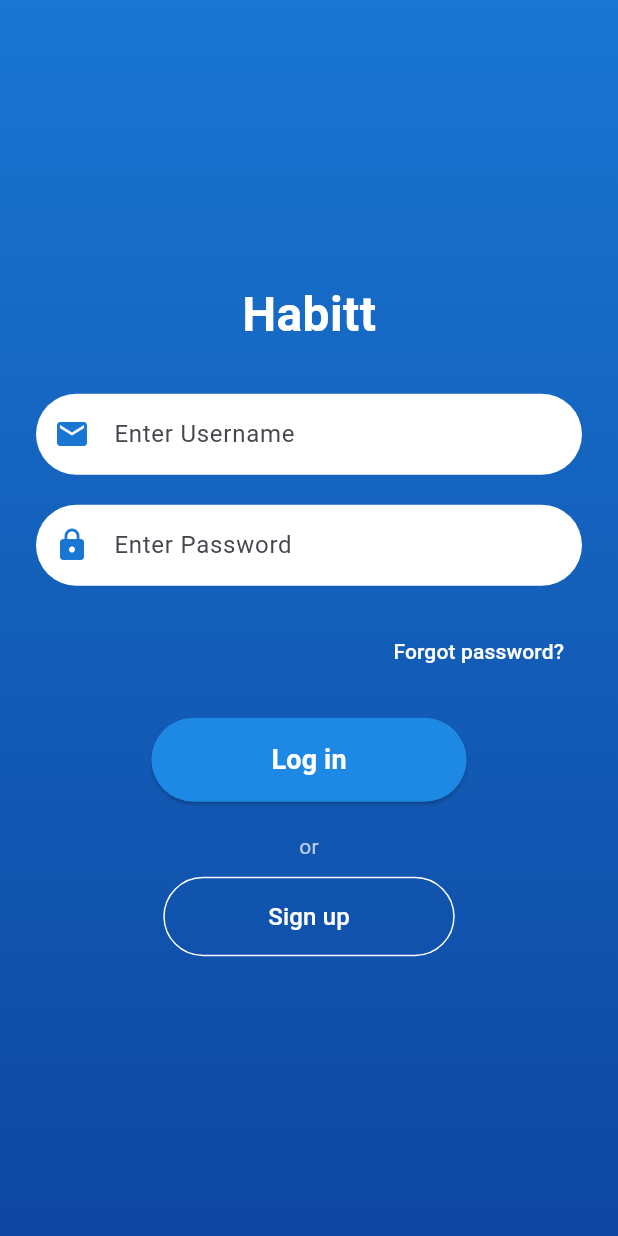
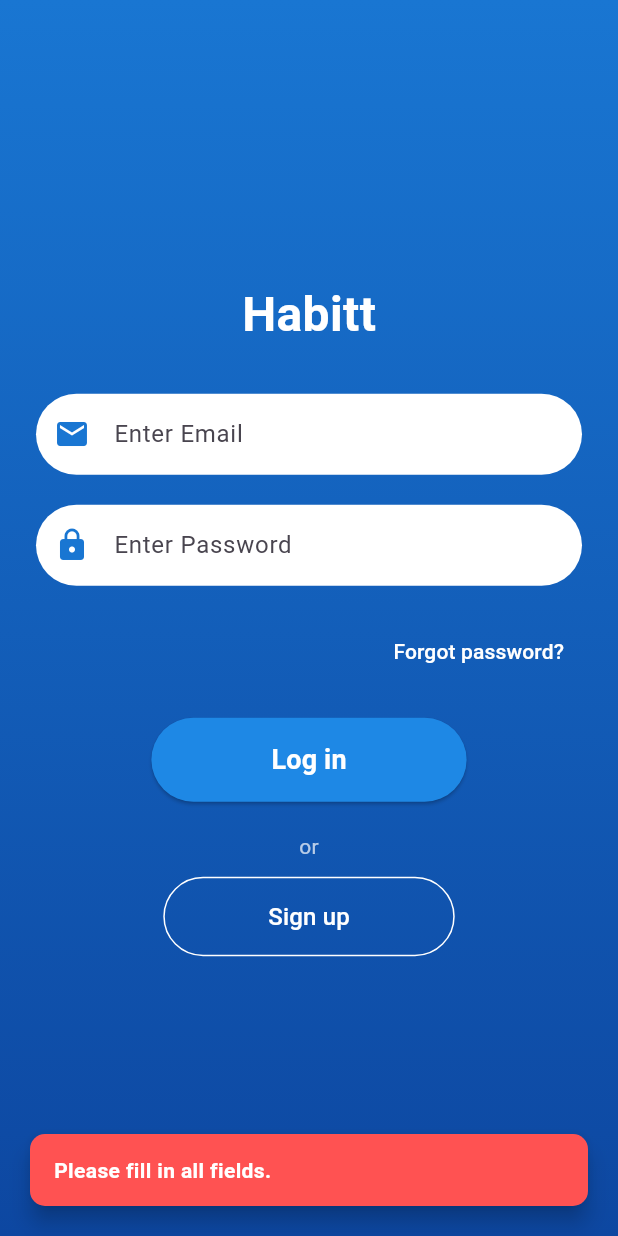
Before and after one commit to srijata613/habit_tracker, a Flutter app: the screen it shows after launch, after a tap on "Log in", on a phone screen of 412 x 824 dp. Run offline on Flutter 3.47's test engine with Material 3 defaults, Android fonts, the phone set to English and light mode, and no system bars; our stand-ins replace shared_preferences.

Commit message:
Update login_screen.dart

```diff
--- a/lib/login_screen.dart
+++ b/lib/login_screen.dart
@@ -1,5 +1,5 @@
 import 'package:flutter/material.dart';
-
+import 'package:shared_preferences/shared_preferences.dart';
 import 'register_screen.dart';
 
 class LoginScreen extends StatefulWidget {
@@ -13,18 +13,70 @@ class _LoginScreenState extends State<LoginScreen> {
   final _usernameController = TextEditingController();
   final _passwordController = TextEditingController();
 
-  // Default credentials
-  final String defaultUsername = 'testuser';
-  final String defaultPassword = 'password123';
+  // ✅ Snackbar fix: use a global key
+  final GlobalKey<ScaffoldMessengerState> _scaffoldMessengerKey = GlobalKey<ScaffoldMessengerState>();
 
   void _login() {
-    // The login logic goes here
-    print("login logic here");
+    if (_validateForm()) {
+      _authenticateUser();
+    }
+  }
+
+  bool _validateForm() {
+    final username = _usernameController.text.trim();
+    final password = _passwordController.text;
+
+    if (username.isEmpty || password.isEmpty) {
+      _showSnackBar("Please fill in all fields.");
+      return false;
+    }
+
+    final emailRegex = RegExp(r'^[^@]+@[^@]+\.[^@]+');
+    if (!emailRegex.hasMatch(username)) {
+      _showSnackBar("Please enter a valid email address.");
+      return false;
+    }
+
+    return true;
+  }
+
+  void _showSnackBar(String message, {Color? color}) {
+    final snackBar = SnackBar(
+      content: Text(
+        message,
+        style: const TextStyle(color: Colors.white, fontWeight: FontWeight.bold),
+      ),
+      backgroundColor: color ?? Colors.redAccent,
+      behavior: SnackBarBehavior.floating,
+      shape: RoundedRectangleBorder(borderRadius: BorderRadius.circular(10)),
+      margin: const EdgeInsets.all(20),
+      duration: const Duration(seconds: 3),
+    );
+
+    _scaffoldMessengerKey.currentState?.showSnackBar(snackBar);
+  }
+
+  Future<void> _authenticateUser() async {
+    SharedPreferences prefs = await SharedPreferences.getInstance();
+    final storedUsername = prefs.getString('email');
+    final storedPassword = prefs.getString('password');
+
+    final username = _usernameController.text.trim();
+    final password = _passwordController.text;
+
+    if (username == storedUsername && password == storedPassword) {
+      _showSnackBar("Login successful!", color: Colors.green);
+      Navigator.pushReplacementNamed(context, '/home');
+    } else {
+      _showSnackBar("The username or password was incorrect");
+    }
   }
 
   @override
   Widget build(BuildContext context) {
-    return Scaffold(
+    return ScaffoldMessenger(
+      key: _scaffoldMessengerKey, // ✅ Connect the key
+      child: Scaffold(
         body: Container(
           decoration: BoxDecoration(
             gradient: LinearGradient(
@@ -48,6 +100,8 @@ class _LoginScreenState extends State<LoginScreen> {
                     ),
                   ),
                   const SizedBox(height: 30),
+
+                  // Email
                   Container(
                     decoration: BoxDecoration(
                       color: Colors.white,
@@ -56,16 +110,16 @@ class _LoginScreenState extends State<LoginScreen> {
                     child: TextField(
                       controller: _usernameController,
                       decoration: InputDecoration(
-                      prefixIcon:
-                          Icon(Icons.email, color: Colors.blue.shade700),
-                      hintText: 'Enter Username',
+                        prefixIcon: Icon(Icons.email, color: Colors.blue.shade700),
+                        hintText: 'Enter Email',
                         border: InputBorder.none,
-                      contentPadding: const EdgeInsets.symmetric(
-                          horizontal: 20, vertical: 15),
+                        contentPadding: const EdgeInsets.symmetric(horizontal: 20, vertical: 15),
                       ),
                     ),
                   ),
                   const SizedBox(height: 20),
+
+                  // Password
                   Container(
                     decoration: BoxDecoration(
                       color: Colors.white,
@@ -78,17 +132,17 @@ class _LoginScreenState extends State<LoginScreen> {
                         prefixIcon: Icon(Icons.lock, color: Colors.blue.shade700),
                         hintText: 'Enter Password',
                         border: InputBorder.none,
-                      contentPadding: const EdgeInsets.symmetric(
-                          horizontal: 20, vertical: 15),
+                        contentPadding: const EdgeInsets.symmetric(horizontal: 20, vertical: 15),
                       ),
                     ),
                   ),
                   const SizedBox(height: 20),
+
                   Align(
                     alignment: Alignment.centerRight,
                     child: TextButton(
                       onPressed: () {
-                      // Logic for forgot password can be added here
+                        // Future forgot password logic
                       },
                       child: const Text(
                         'Forgot password?',
@@ -97,6 +151,7 @@ class _LoginScreenState extends State<LoginScreen> {
                     ),
                   ),
                   const SizedBox(height: 20),
+
                   ElevatedButton(
                     onPressed: _login,
                     style: ElevatedButton.styleFrom(
@@ -104,8 +159,7 @@ class _LoginScreenState extends State<LoginScreen> {
                       shape: RoundedRectangleBorder(
                         borderRadius: BorderRadius.circular(30.0),
                       ),
-                    padding: const EdgeInsets.symmetric(
-                        horizontal: 80, vertical: 15),
+                      padding: const EdgeInsets.symmetric(horizontal: 80, vertical: 15),
                     ),
                     child: const Text(
                       'Log in',
@@ -117,17 +171,18 @@ class _LoginScreenState extends State<LoginScreen> {
                     ),
                   ),
                   const SizedBox(height: 20),
+
                   const Text(
                     'or',
                     style: TextStyle(color: Colors.white70),
                   ),
                   const SizedBox(height: 10),
+
                   OutlinedButton(
                     onPressed: () {
                       Navigator.push(
                         context,
-                      MaterialPageRoute(
-                          builder: (context) => const RegisterScreen()),
+                        MaterialPageRoute(builder: (context) => const RegisterScreen()),
                       );
                     },
                     style: OutlinedButton.styleFrom(
@@ -135,8 +190,7 @@ class _LoginScreenState extends State<LoginScreen> {
                       shape: RoundedRectangleBorder(
                         borderRadius: BorderRadius.circular(30.0),
                       ),
-                    padding: const EdgeInsets.symmetric(
-                        horizontal: 70, vertical: 15),
+                      padding: const EdgeInsets.symmetric(horizontal: 70, vertical: 15),
                     ),
                     child: const Text(
                       'Sign up',
@@ -148,6 +202,7 @@ class _LoginScreenState extends State<LoginScreen> {
             ),
           ),
         ),
+      ),
     );
   }
 }
```
Lines whose indentation alone changed are shown as unchanged.
